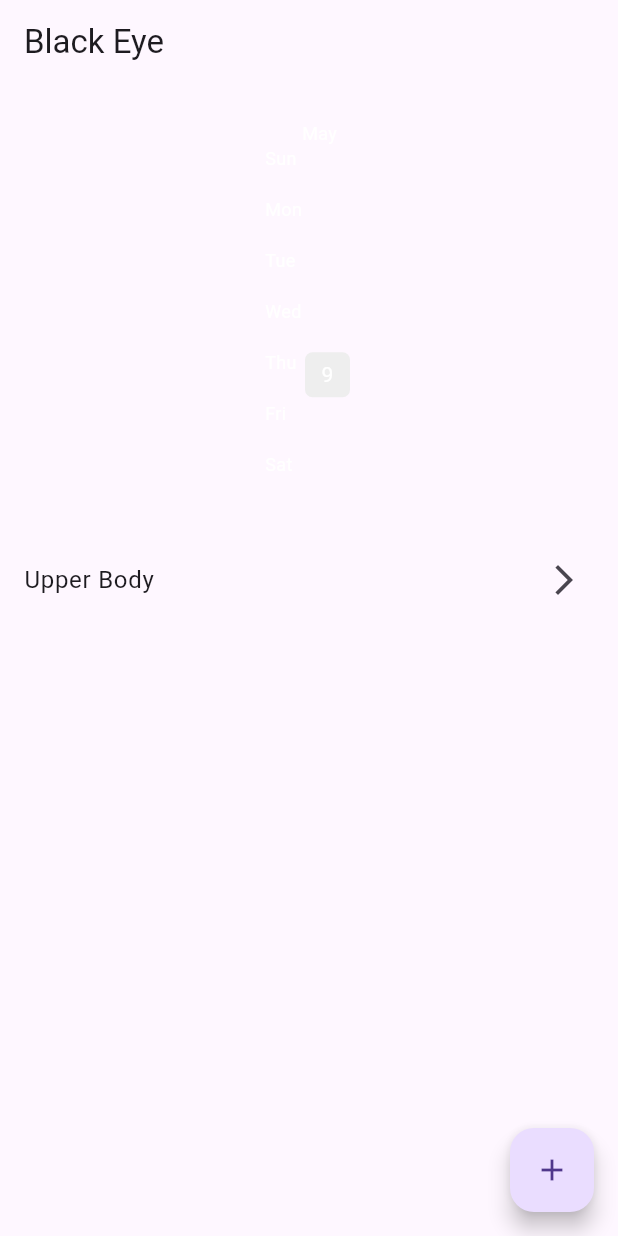
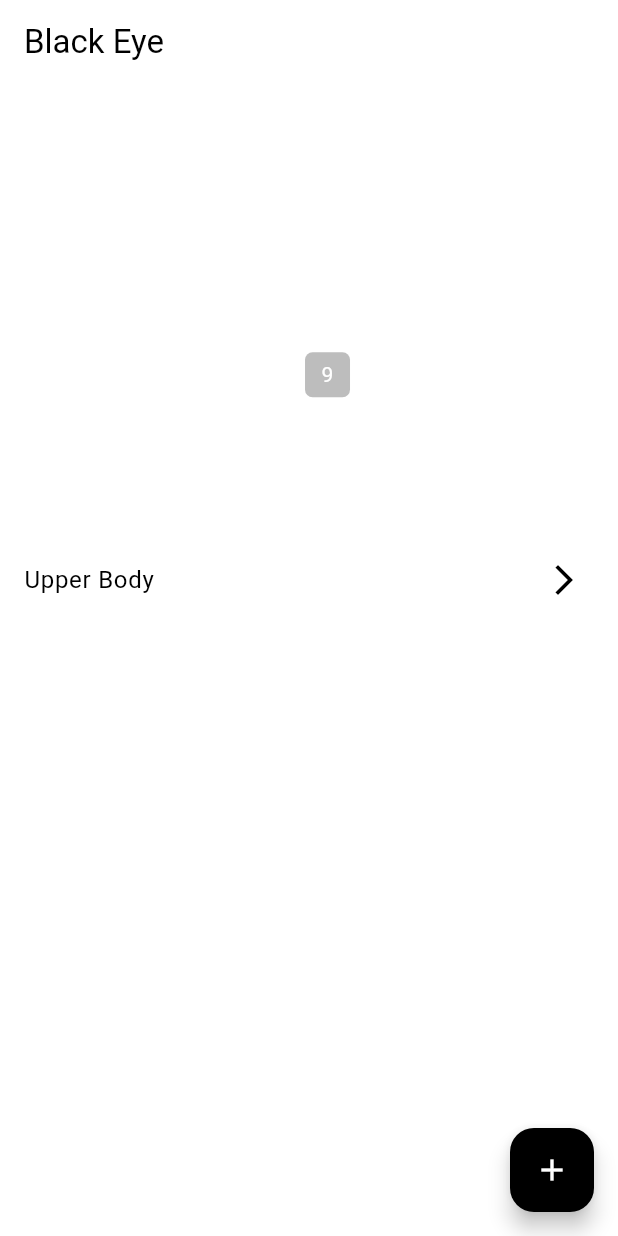
Before and after one commit to prateekthakur272/black_eye_workout, a Flutter app: the screen it shows after launch, on a phone screen of 412 x 824 dp. Run offline on Flutter 3.47's test engine with Material 3 defaults, Android fonts, the phone set to English and light mode, and no system bars; drawn by our look-alikes of flutter_heatmap_calendar; our stand-ins replace font_awesome_flutter, hive_flutter; accounts and stored records are empty.

Commit message:
changes theme

```diff
--- a/lib/src/app.dart
+++ b/lib/src/app.dart
@@ -12,7 +12,19 @@ class App extends StatelessWidget {
       create: (context) => WorkoutRepository(),
       child: MaterialApp(
         title: 'Black Eye',
-        theme: ThemeData.light(),
+        theme: ThemeData(
+            colorScheme: ColorScheme(
+                brightness: Brightness.light,
+                error: Colors.red.shade400,
+                onError: Colors.white,
+                primary: Colors.black,
+                onPrimary: Colors.white,
+                secondary: Colors.grey.shade400,
+                onSecondary: Colors.black,
+                background: Colors.grey.shade200,
+                onBackground: Colors.black,
+                surface: Colors.white,
+                onSurface: Colors.black)),
         home: const HomeScreen(),
       ),
     );
--- a/lib/src/components/heat_map.dart
+++ b/lib/src/components/heat_map.dart
@@ -16,7 +16,7 @@ class MyHeatMap extends StatelessWidget {
         endDate: DateTime.now().add(const Duration(days: 0)),
         datasets: datasets,
         colorMode: ColorMode.color,
-        defaultColor: Colors.grey.shade200,
+        defaultColor: Colors.grey.shade400,
         textColor: Colors.white,
         showColorTip: false,
         showText: true,
```
